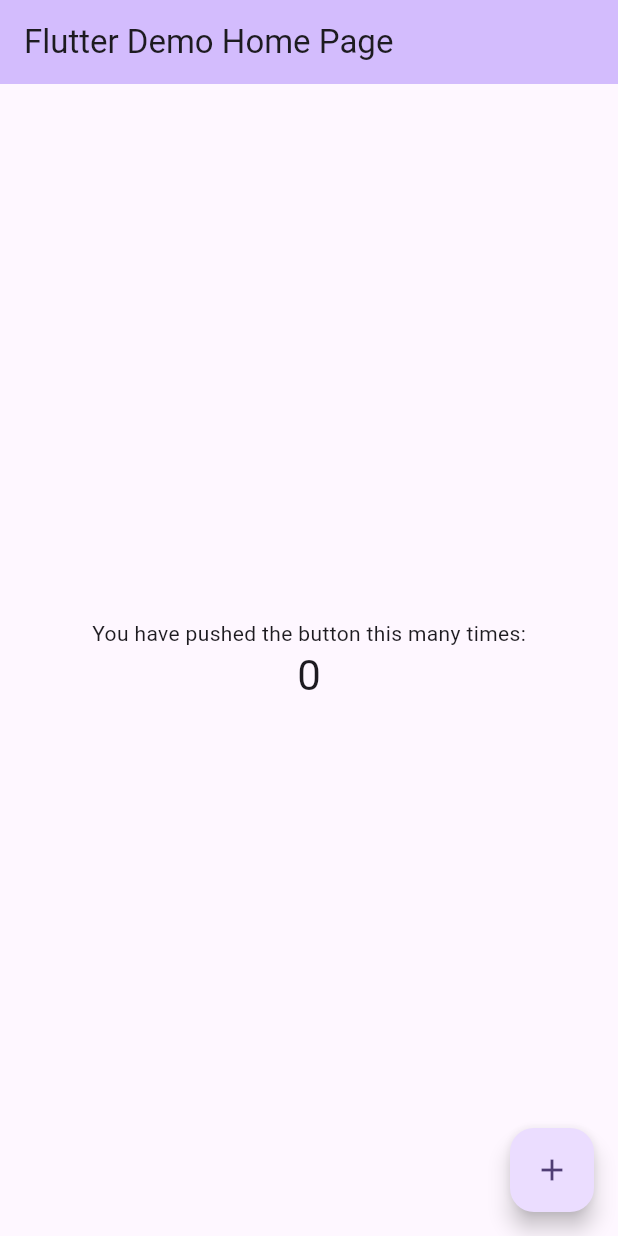
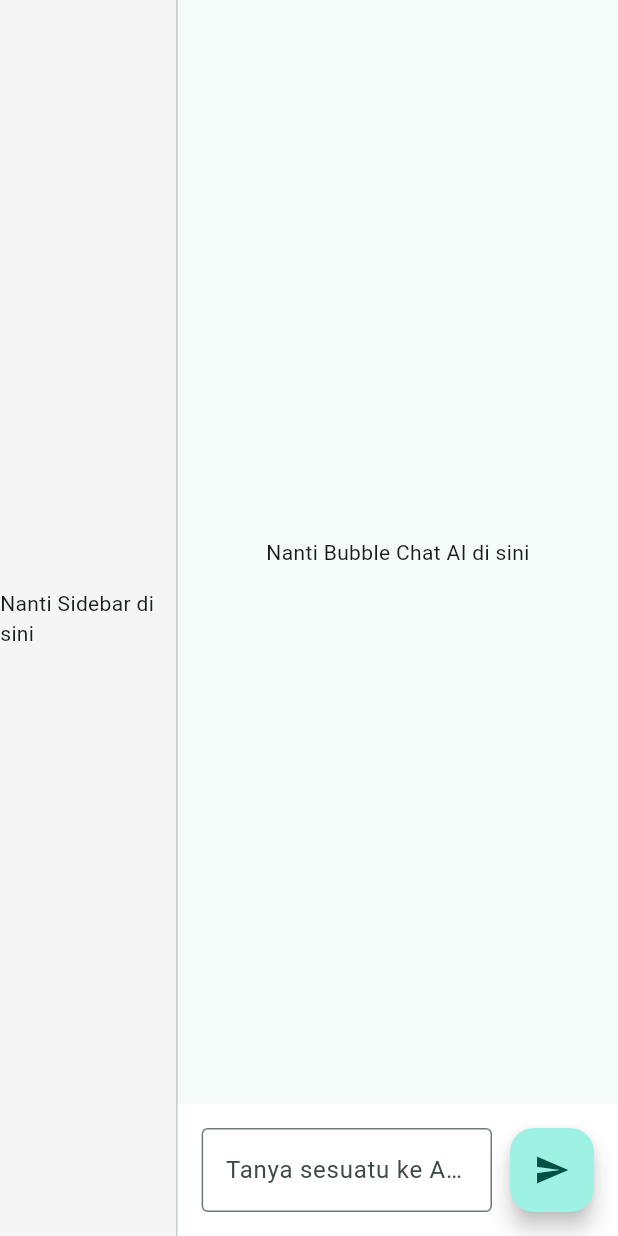
Before and after one commit to Mahdanaa/Local_Mind, a Flutter app: the screen it shows after launch, on a phone screen of 412 x 824 dp. Run offline on Flutter 3.47's test engine with Material 3 defaults, Android fonts, the phone set to English and light mode, and no system bars; our stand-ins replace flutter_bloc, sqflite_common_ffi; accounts and stored records are empty.

Commit message:
feat: setup main entry point and base home screen layout

```diff
--- a/lib/main.dart
+++ b/lib/main.dart
@@ -1,121 +1,48 @@
 import 'package:flutter/material.dart';
+import 'package:flutter_bloc/flutter_bloc.dart';
+import 'data/local_db/sqlite_helper.dart';
+import 'data/repositories/ollama_repository_impl.dart';
+import 'business_logic/chat_bloc/chat_bloc.dart';
+import 'business_logic/session_bloc/session_bloc.dart';
+import 'business_logic/session_bloc/session_event.dart';
+import 'presentation/screens/home_chat_screen.dart';
 
-void main() {
-  runApp(const MyApp());
+void main() async {
+  // Wajib dipanggil kalau kita pakai SQLite/C++ di desktop
+  WidgetsFlutterBinding.ensureInitialized();
+
+  // 1. Siapkan Dapur & Kabel AI
+  final dbHelper = DatabaseHelper();
+  final llmRepository = OllamaRepositoryImpl();
+
+  runApp(MyApp(dbHelper: dbHelper, llmRepository: llmRepository));
 }
 
 class MyApp extends StatelessWidget {
-  const MyApp({super.key});
+  final DatabaseHelper dbHelper;
+  final OllamaRepositoryImpl llmRepository;
 
-  // This widget is the root of your application.
-  @override
-  Widget build(BuildContext context) {
-    return MaterialApp(
-      title: 'Flutter Demo',
-      theme: ThemeData(
-        // This is the theme of your application.
-        //
-        // TRY THIS: Try running your application with "flutter run". You'll see
-        // the application has a purple toolbar. Then, without quitting the app,
-        // try changing the seedColor in the colorScheme below to Colors.green
-        // and then invoke "hot reload" (save your changes or press the "hot
-        // reload" button in a Flutter-supported IDE, or press "r" if you used
-        // the command line to start the app).
-        //
-        // Notice that the counter didn't reset back to zero; the application
-        // state is not lost during the reload. To reset the state, use hot
-        // restart instead.
-        //
-        // This works for code too, not just values: Most code changes can be
-        // tested with just a hot reload.
-        colorScheme: .fromSeed(seedColor: Colors.deepPurple),
-      ),
-      home: const MyHomePage(title: 'Flutter Demo Home Page'),
-    );
-  }
-}
-
-class MyHomePage extends StatefulWidget {
-  const MyHomePage({super.key, required this.title});
-
-  // This widget is the home page of your application. It is stateful, meaning
-  // that it has a State object (defined below) that contains fields that affect
-  // how it looks.
-
-  // This class is the configuration for the state. It holds the values (in this
-  // case the title) provided by the parent (in this case the App widget) and
-  // used by the build method of the State. Fields in a Widget subclass are
-  // always marked "final".
-
-  final String title;
-
-  @override
-  State<MyHomePage> createState() => _MyHomePageState();
-}
-
-class _MyHomePageState extends State<MyHomePage> {
-  int _counter = 0;
-
-  void _incrementCounter() {
-    setState(() {
-      // This call to setState tells the Flutter framework that something has
-      // changed in this State, which causes it to rerun the build method below
-      // so that the display can reflect the updated values. If we changed
-      // _counter without calling setState(), then the build method would not be
-      // called again, and so nothing would appear to happen.
-      _counter++;
-    });
-  }
+  const MyApp({super.key, required this.dbHelper, required this.llmRepository});
 
   @override
   Widget build(BuildContext context) {
-    // This method is rerun every time setState is called, for instance as done
-    // by the _incrementCounter method above.
-    //
-    // The Flutter framework has been optimized to make rerunning build methods
-    // fast, so that you can just rebuild anything that needs updating rather
-    // than having to individually change instances of widgets.
-    return Scaffold(
-      appBar: AppBar(
-        // TRY THIS: Try changing the color here to a specific color (to
-        // Colors.amber, perhaps?) and trigger a hot reload to see the AppBar
-        // change color while the other colors stay the same.
-        backgroundColor: Theme.of(context).colorScheme.inversePrimary,
-        // Here we take the value from the MyHomePage object that was created by
-        // the App.build method, and use it to set our appbar title.
-        title: Text(widget.title),
-      ),
-      body: Center(
-        // Center is a layout widget. It takes a single child and positions it
-        // in the middle of the parent.
-        child: Column(
-          // Column is also a layout widget. It takes a list of children and
-          // arranges them vertically. By default, it sizes itself to fit its
-          // children horizontally, and tries to be as tall as its parent.
-          //
-          // Column has various properties to control how it sizes itself and
-          // how it positions its children. Here we use mainAxisAlignment to
-          // center the children vertically; the main axis here is the vertical
-          // axis because Columns are vertical (the cross axis would be
-          // horizontal).
-          //
-          // TRY THIS: Invoke "debug painting" (choose the "Toggle Debug Paint"
-          // action in the IDE, or press "p" in the console), to see the
-          // wireframe for each widget.
-          mainAxisAlignment: .center,
-          children: [
-            const Text('You have pushed the button this many times:'),
-            Text(
-              '$_counter',
-              style: Theme.of(context).textTheme.headlineMedium,
-            ),
-          ],
+    // 2. Pasang Manajer (BLoC) di seluruh aplikasi
+    return MultiBlocProvider(
+      providers: [
+        BlocProvider(
+          // Bikin SessionBloc & langsung suruh Load data dari SQLite
+          create: (context) => SessionBloc(dbHelper)..add(LoadAllSessions()),
         ),
-      ),
-      floatingActionButton: FloatingActionButton(
-        onPressed: _incrementCounter,
-        tooltip: 'Increment',
-        child: const Icon(Icons.add),
+        BlocProvider(create: (context) => ChatBloc(llmRepository, dbHelper)),
+      ],
+      child: MaterialApp(
+        title: 'LocalMind',
+        debugShowCheckedModeBanner: false,
+        theme: ThemeData(
+          colorScheme: ColorScheme.fromSeed(seedColor: Colors.teal),
+          useMaterial3: true,
+        ),
+        home: const HomeChatScreen(),
       ),
     );
   }
--- /dev/null
+++ b/lib/presentation/screens/home_chat_screen.dart
@@ -0,0 +1,66 @@
+import 'package:flutter/material.dart';
+
+class HomeChatScreen extends StatelessWidget {
+  const HomeChatScreen({super.key});
+
+  @override
+  Widget build(BuildContext context) {
+    return Scaffold(
+      body: Row(
+        children: [
+          // ==============================
+          // RUANG KIRI: Sidebar Resepsionis
+          // ==============================
+          Expanded(
+            flex: 2,
+            child: Container(
+              color: Colors.grey[100],
+              child: const Center(child: Text('Nanti Sidebar di sini')),
+            ),
+          ),
+
+          // Pembatas antar ruangan
+          const VerticalDivider(width: 1, thickness: 1),
+
+          // ==============================
+          // RUANG KANAN: Meja Makan (Chat Area)
+          // ==============================
+          Expanded(
+            flex: 5,
+            child: Column(
+              children: [
+                // Area tempat balon chat muncul
+                const Expanded(
+                  child: Center(child: Text('Nanti Bubble Chat AI di sini')),
+                ),
+
+                // Area input teks di bawah
+                Container(
+                  padding: const EdgeInsets.all(16),
+                  color: Colors.white,
+                  child: Row(
+                    children: [
+                      const Expanded(
+                        child: TextField(
+                          decoration: InputDecoration(
+                            hintText: 'Tanya sesuatu ke AI lokal...',
+                            border: OutlineInputBorder(),
+                          ),
+                        ),
+                      ),
+                      const SizedBox(width: 12),
+                      FloatingActionButton(
+                        onPressed: () {}, // Nanti kita isi logika kirim pesan
+                        child: const Icon(Icons.send),
+                      ),
+                    ],
+                  ),
+                ),
+              ],
+            ),
+          ),
+        ],
+      ),
+    );
+  }
+}
```
